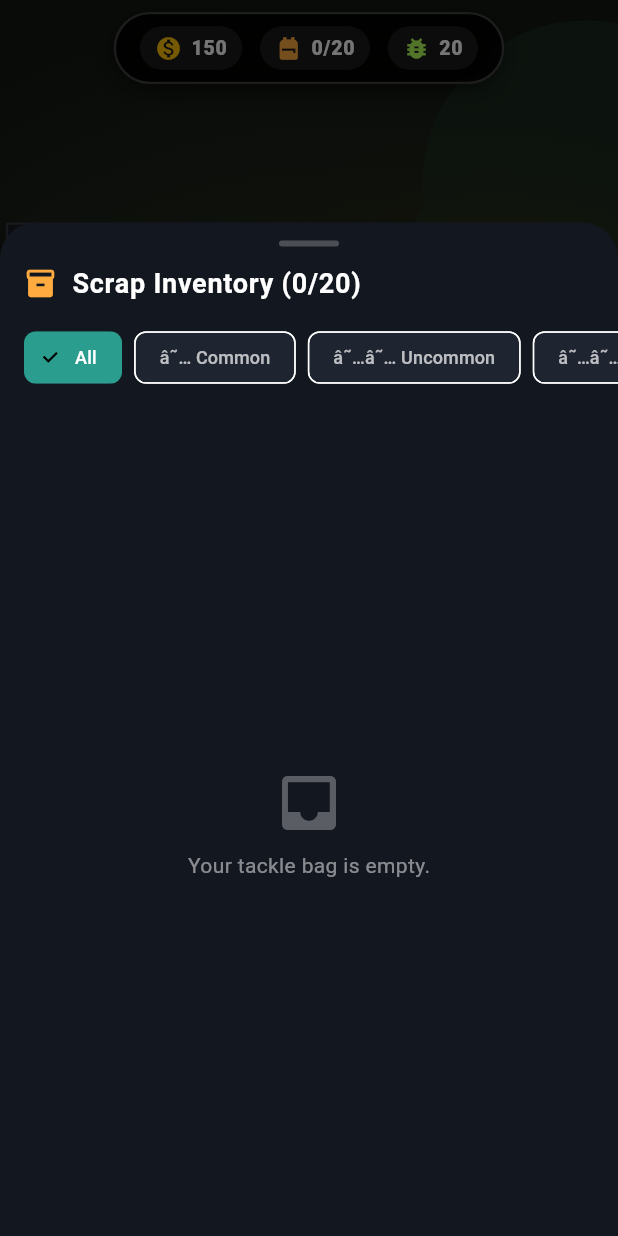
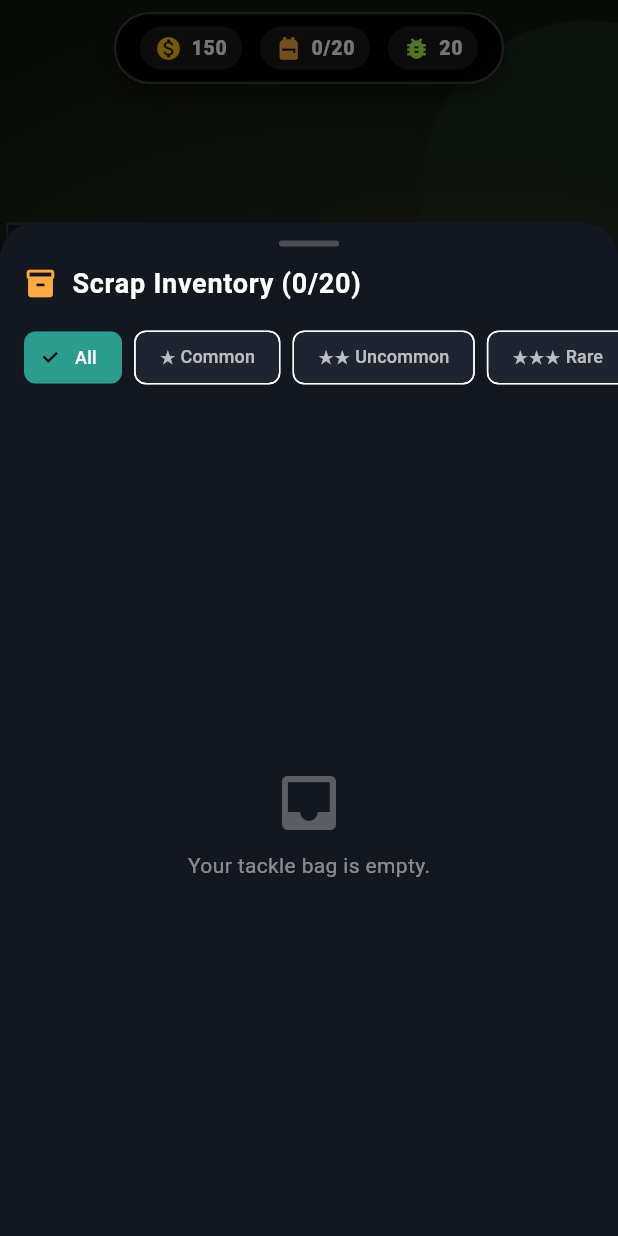
Before and after one commit to 0xCoderunknown/junk_fishing, a Flutter app: the screen it shows after launch, after a tap on an icon or button, on a phone screen of 412 x 824 dp. Run offline on Flutter 3.47's test engine with Material 3 defaults, Android fonts, the phone set to English and light mode, and no system bars; our stand-ins replace material_ui, screenshot, share_plus, shared_preferences.

Commit message:
refactor: eliminate legacy idleMenu state, purge encoding mojibake, and modernize AGENTS.md charter

```diff
--- a/lib/models/fishing_state.dart
+++ b/lib/models/fishing_state.dart
@@ -1,9 +1,5 @@
 /// Single-screen state machine states for Junk Fishing.
 enum FishingState {
-  /// Isometric background with character near water.
-  /// Collapsible navigation menu visible on the left.
-  idleMenu,
-
   /// Menu slides off-screen. Tapping the water pond initiates the cast.
   readyToCast,
 
--- a/lib/screens/main_fishing_screen.dart
+++ b/lib/screens/main_fishing_screen.dart
@@ -74,7 +74,7 @@ class _MainFishingScreenState extends State<MainFishingScreen> {
 
   // --- State Transitions ---
 
-  /// 1 -> 2: IDLE_MENU -> FISHING_READY
+  /// Prepare fishing / check resources (bait & inventory)
   void _startFishingPreparation() {
     if (!_gameService.playerState.hasStorageSpace ||
         _gameService.playerState.baitCount <= 0) {
@@ -250,9 +250,7 @@ class _MainFishingScreenState extends State<MainFishingScreen> {
     }
 
     final location = _gameService.currentLocation;
-    final isMenuVisible =
-        _fishingState == FishingState.idleMenu ||
-        _fishingState == FishingState.readyToCast;
+    final isMenuVisible = _fishingState == FishingState.readyToCast;
 
     return Scaffold(
       backgroundColor: Colors.black,
--- a/lib/widgets/modals/collections_sheet.dart
+++ b/lib/widgets/modals/collections_sheet.dart
@@ -207,7 +207,7 @@ class CollectionsSheet extends StatelessWidget {
                         ),
                       ),
                       child: Text(
-                        'CLAIM ðŸª™ ${col.rewardMoney} REWARD',
+                        'CLAIM 🪙 ${col.rewardMoney} REWARD',
                         style: const TextStyle(fontWeight: FontWeight.bold),
                       ),
                     ),
--- a/lib/widgets/modals/inventory_sheet.dart
+++ b/lib/widgets/modals/inventory_sheet.dart
@@ -64,11 +64,11 @@ class _InventorySheetState extends State<InventorySheet> {
             child: Row(
               children: [
                 _buildFilterChip('All', 0),
-                _buildFilterChip('â˜… Common', 1),
-                _buildFilterChip('â˜…â˜… Uncommon', 2),
-                _buildFilterChip('â˜…â˜…â˜… Rare', 3),
-                _buildFilterChip('â˜…â˜…â˜…â˜… Epic', 4),
-                _buildFilterChip('â˜…â˜…â˜…â˜…â˜… Legendary', 5),
+                _buildFilterChip('★ Common', 1),
+                _buildFilterChip('★★ Uncommon', 2),
+                _buildFilterChip('★★★ Rare', 3),
+                _buildFilterChip('★★★★ Epic', 4),
+                _buildFilterChip('★★★★★ Legendary', 5),
               ],
             ),
           ),
@@ -148,7 +148,7 @@ class _InventorySheetState extends State<InventorySheet> {
                                     mainAxisSize: MainAxisSize.min,
                                     children: [
                                       const Text(
-                                        'ðŸª™',
+                                        '🪙',
                                         style: TextStyle(fontSize: 8),
                                       ),
                                       const SizedBox(width: 2),
--- a/lib/widgets/modals/map_sheet.dart
+++ b/lib/widgets/modals/map_sheet.dart
@@ -42,7 +42,7 @@ class _MapSheetState extends State<MapSheet> {
         child: Row(
           mainAxisSize: MainAxisSize.min,
           children: [
-            const Text('ðŸª™ ', style: TextStyle(fontSize: 12)),
+            const Text('🪙 ', style: TextStyle(fontSize: 12)),
             Text(
               '$playerMoney',
               style: const TextStyle(
@@ -115,7 +115,7 @@ class _MapSheetState extends State<MapSheet> {
                       ),
                       const SizedBox(height: 6),
                       Text(
-                        'Difficulty: ${loc.difficulty.toStringAsFixed(1)}x â€¢ ${loc.availableItemIds.length} items',
+                        'Difficulty: ${loc.difficulty.toStringAsFixed(1)}x • ${loc.availableItemIds.length} items',
                         style: TextStyle(
                           color: Colors.teal.shade200,
                           fontSize: 11,
@@ -191,7 +191,7 @@ class _MapSheetState extends State<MapSheet> {
                       ),
                     ),
                     child: Text(
-                      'ðŸª™ $_unlockCost',
+                      '🪙 $_unlockCost',
                       style: const TextStyle(
                         fontSize: 11,
                         fontWeight: FontWeight.bold,
--- a/lib/widgets/modals/market_sheet.dart
+++ b/lib/widgets/modals/market_sheet.dart
@@ -226,7 +226,7 @@ class _MarketSheetState extends State<MarketSheet> {
                             Text(
                               inventory.isEmpty
                                   ? 'Bag is currently empty'
-                                  : '${inventory.length} items worth ðŸª™ $scrapTotalValue coins',
+                                  : '${inventory.length} items worth 🪙 $scrapTotalValue coins',
                               style: TextStyle(
                                 color: Colors.white.withValues(alpha: 0.6),
                                 fontSize: 12,
--- a/lib/widgets/modals/settings_sheet.dart
+++ b/lib/widgets/modals/settings_sheet.dart
@@ -112,7 +112,7 @@ class SettingsSheet extends StatelessWidget {
           const SizedBox(height: 16),
           Center(
             child: Text(
-              'Junk Fishing v0.1.3 â€¢ AI Built & Maintained',
+              'Junk Fishing v0.1.0 • AI Built & Maintained',
               style: TextStyle(
                 color: Colors.white.withValues(alpha: 0.35),
                 fontSize: 11,
```
Also changed, not shown: lib/widgets/polaroid_result_card.dart (+2 -2 lines), lib/widgets/ripple_timing_overlay.dart (+18 -18 lines), 2 other files.
